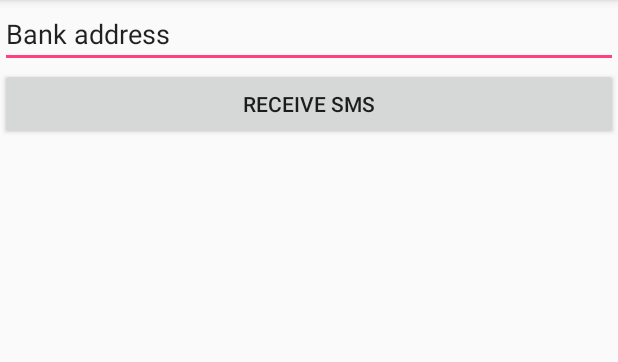
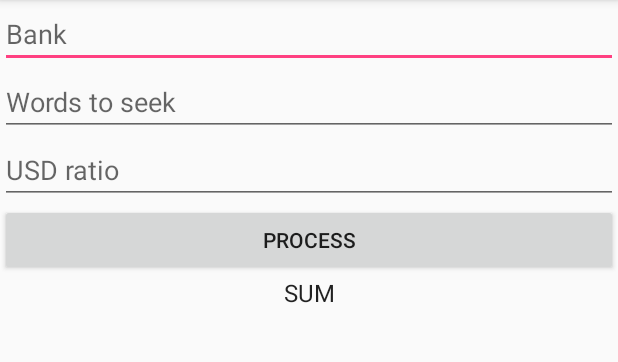
Before and after one commit to ExO-Paul/ExpenseMeter, an Android app: the screen it shows after launch (MainActivity), on a phone screen of 412 x 824 dp, the part 84-446 px from its top. Run offline under Robolectric (Android 15) with nearby library versions, the phone set to English and light mode, and no system bars.

Commit message:
Some messy yet working code

```diff
--- a/app/src/main/res/layout/activity_main.xml
+++ b/app/src/main/res/layout/activity_main.xml
@@ -16,10 +16,27 @@
             android:layout_width="match_parent"
             android:layout_height="wrap_content"
             android:ems="10"
+            android:hint="@string/address_text"
             android:inputType="textPersonName"
-            android:text="@string/address_text"
             tools:layout_editor_absoluteX="85dp"
-            tools:layout_editor_absoluteY="33dp" />
+            tools:layout_editor_absoluteY="33dp"/>
+
+        <EditText
+            android:id="@+id/wordsToSeek"
+            android:layout_width="match_parent"
+            android:layout_height="wrap_content"
+            android:ems="10"
+            android:hint="@string/words_to_seek"
+            android:inputType="textPersonName"/>
+
+        <EditText
+            android:id="@+id/usdRatio"
+            android:layout_width="match_parent"
+            android:layout_height="wrap_content"
+            android:ems="10"
+            android:hint="@string/usd_ratio"
+            android:inputType="numberDecimal"
+            />
 
         <Button
             android:id="@+id/receiveButton"
@@ -27,7 +44,15 @@
             android:layout_height="wrap_content"
             android:text="@string/receive_button"
             tools:layout_editor_absoluteX="148dp"
-            tools:layout_editor_absoluteY="98dp" />
+            tools:layout_editor_absoluteY="98dp"/>
+
+        <TextView
+            android:id="@+id/result"
+            android:layout_width="match_parent"
+            android:layout_height="36dp"
+            android:text="SUM"
+            android:textAlignment="center"
+            android:textAppearance="@android:style/TextAppearance.Material.Subhead"/>
     </LinearLayout>
 
 </android.support.constraint.ConstraintLayout>
--- a/app/src/main/res/values/strings.xml
+++ b/app/src/main/res/values/strings.xml
@@ -1,5 +1,8 @@
 <resources>
     <string name="app_name" translatable="false">ExpenseMeter</string>
-    <string name="address_text">Bank address</string>
-    <string name="receive_button">Receive SMS</string>
+    <string name="address_text">Bank</string>
+    <string name="receive_button">Process</string>
+    <string name="words_to_seek">Words to seek</string>
+    <string name="usd_ratio">USD ratio</string>
+
 </resources>
```
Also changed, not shown: app/src/main/java/com/exo/expensemeter/MainActivity.kt (+41 -1 lines), app/src/main/java/com/exo/expensemeter/Transaction.kt (added, +10 -0 lines).
